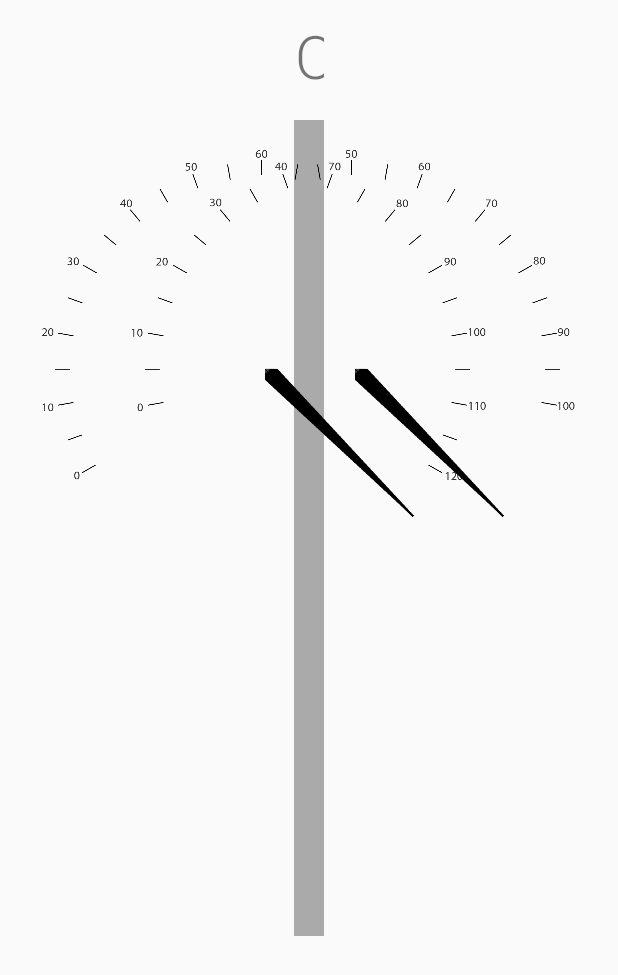
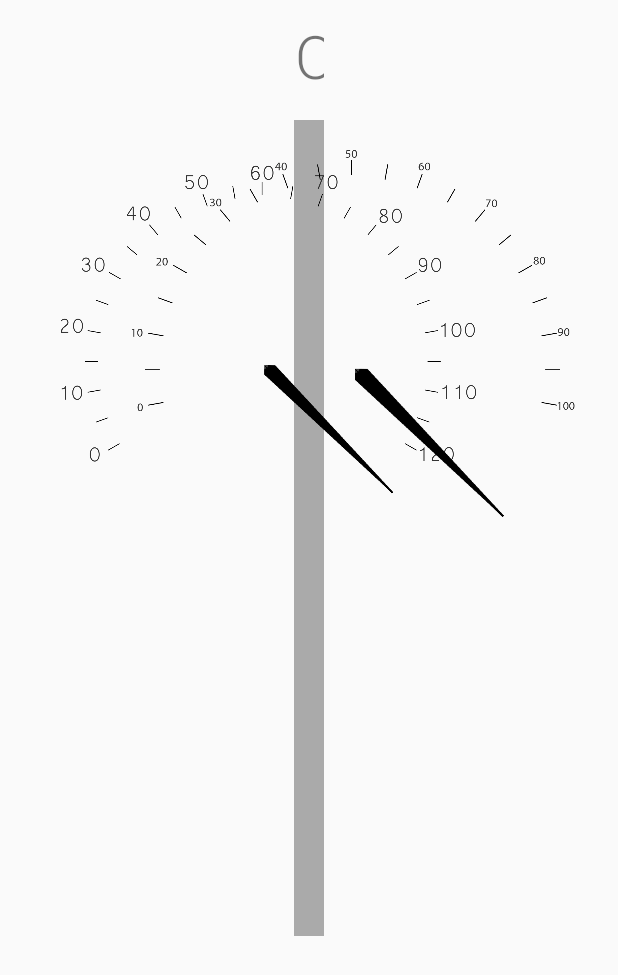
Before and after one commit to mad-nificent/team_project, an Android app: the layout activity_display.xml on its own in the app's theme, with its tools: preview values and no code run, on a phone screen of 412 x 824 dp. Shown: the top 975 px of the screen. Run offline under Robolectric (Android 15) with nearby library versions, the phone set to English and light mode, and no system bars.

Commit message:
Updated Display
New Gauge and shorter Dial

```diff
--- a/OnboardDisplay/app/src/main/res/layout/activity_display.xml
+++ b/OnboardDisplay/app/src/main/res/layout/activity_display.xml
@@ -56,16 +56,16 @@
 
     <ImageView
         android:id="@+id/needle"
-        android:layout_width="90dp"
-        android:layout_height="90dp"
+        android:layout_width="75dp"
+        android:layout_height="75dp"
         android:layout_alignStart="@+id/gauge"
         android:layout_alignTop="@+id/gauge"
         android:layout_alignEnd="@+id/gauge"
         android:layout_alignBottom="@+id/gauge"
         android:layout_marginStart="150dp"
-        android:layout_marginTop="185dp"
-        android:layout_marginEnd="50dp"
-        android:layout_marginBottom="15dp"
+        android:layout_marginEnd="64dp"
+        android:layout_marginTop="182dp"
+        android:layout_marginBottom="30dp"
         android:src="@drawable/needle" />
 
     <ImageView
```
Also changed, not shown: OnboardDisplay/app/src/main/res/drawable/gauge_new.png, 3 other files.
